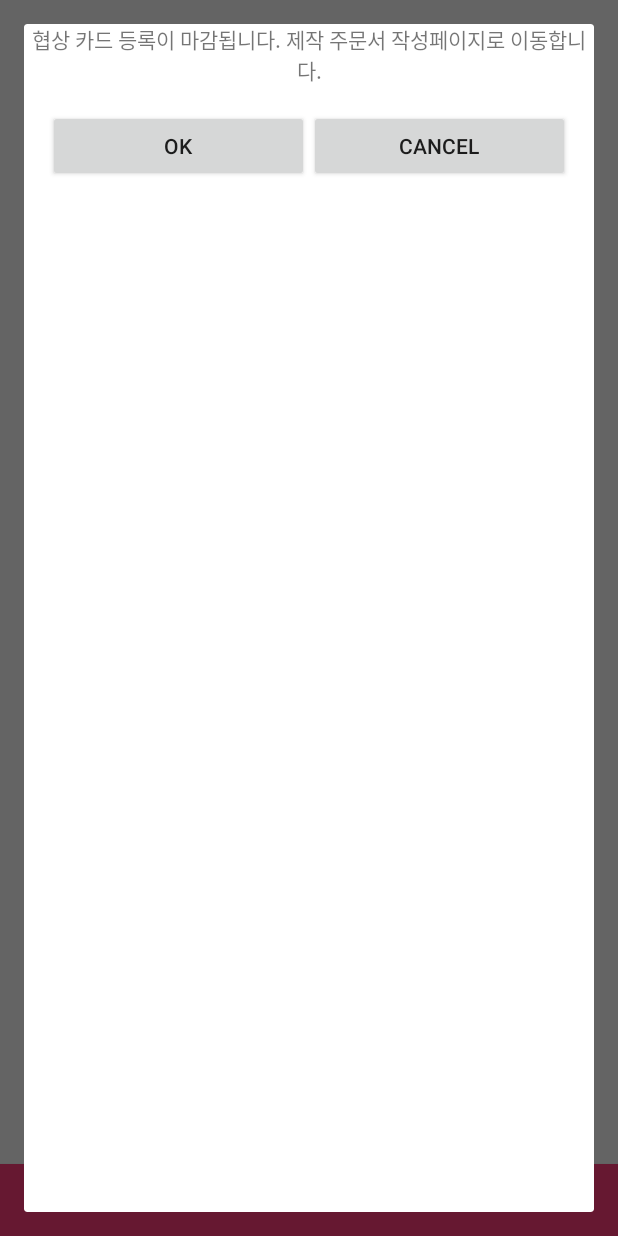
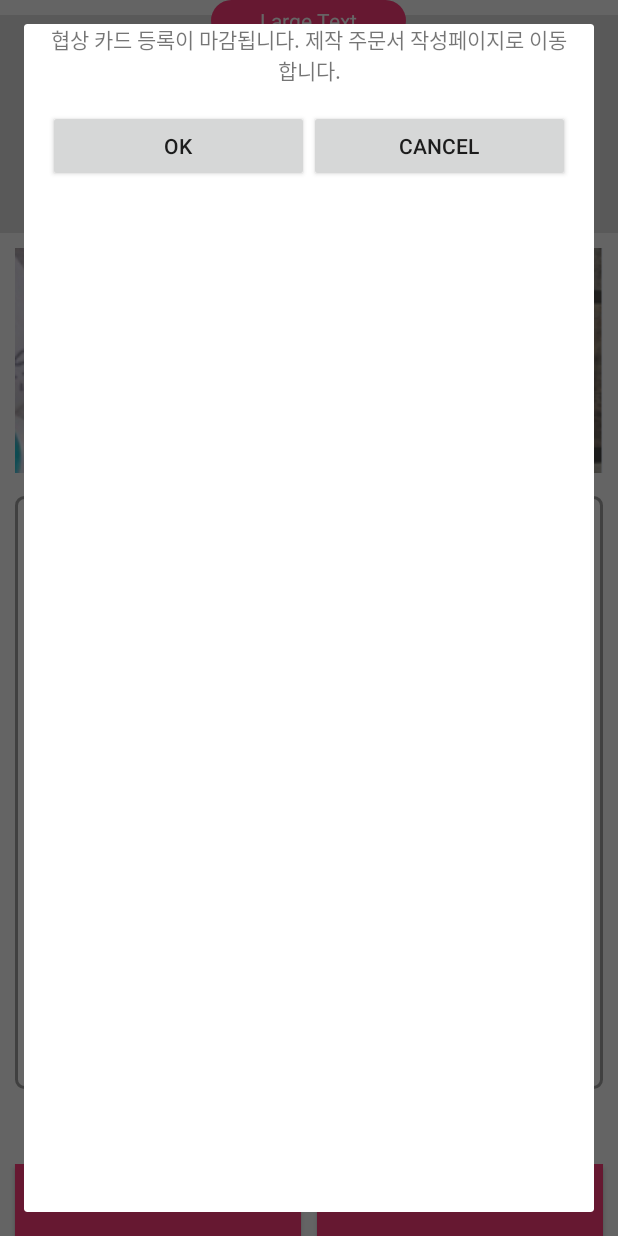
Before and after one commit to wjscksdnd11/ATTO, an Android app: the fragment MakerOrderDialogFragment placed in its activity, on a phone screen of 412 x 824 dp. Run offline under Robolectric (Android 15) with nearby library versions, the light colour scheme and no system bars; our stand-ins replace ButterKnife; network calls fail; Roboto replaces fonts that are not available here; 4 statements that could not run were skipped.

Commit message:
DetailNegoActivity/reportDialog/MakerOrderDialog 수정

```diff
--- a/app/src/main/java/com/atto/developers/atto/DetailNegoActivity.java
+++ b/app/src/main/java/com/atto/developers/atto/DetailNegoActivity.java
@@ -1,11 +1,16 @@
 package com.atto.developers.atto;
 
+import android.graphics.Color;
 import android.os.Bundle;
 import android.support.v7.app.AppCompatActivity;
+import android.support.v7.widget.Toolbar;
 import android.view.View;
-import android.widget.Button;
 
 import com.atto.developers.atto.fragment.MakerOrderDialogFragment;
+import com.atto.developers.atto.fragment.ReportDialogFragment;
+
+import butterknife.ButterKnife;
+import butterknife.OnClick;
 
 public class DetailNegoActivity extends AppCompatActivity {
 
@@ -13,18 +18,43 @@ public class DetailNegoActivity extends AppCompatActivity {
     protected void onCreate(Bundle savedInstanceState) {
         super.onCreate(savedInstanceState);
         setContentView(R.layout.activity_detail_nego);
+        ButterKnife.bind(this);
+        initToolBar();
 
-        Button btn = (Button)findViewById(R.id.btn_trade_approve_request);
-        btn.setOnClickListener(new View.OnClickListener() {
+    }
+
+        @OnClick(R.id.img_btn_Report)
+        public void onReport(){
+            ReportDialogFragment dialogFragment = new ReportDialogFragment();
+            dialogFragment.show(getSupportFragmentManager(), "report");
+
+        }
+
+        @OnClick(R.id.btn_check_complete)
+        public void onCustomDialog() {
+            MakerOrderDialogFragment dialogFragment = new MakerOrderDialogFragment();
+            dialogFragment.show(getSupportFragmentManager(), "custom");
+        }
+        @OnClick(R.id.btn_cancel)
+        public void onCancel(){
+
+
+        }
+
+
+
+
+    private void initToolBar() {
+        Toolbar toolbar = (Toolbar) findViewById(R.id.main_toolbar);
+        toolbar.setTitle(R.string.activity_mypage_setting);
+        toolbar.setTitleTextColor(Color.WHITE);
+        setSupportActionBar(toolbar);
+        toolbar.setNavigationIcon(R.drawable.ic_navigate_before_white);
+        toolbar.setNavigationOnClickListener(new View.OnClickListener() {
             @Override
             public void onClick(View view) {
-                onCustomDialog();
+                finish();
             }
         });
     }
-
-    public void onCustomDialog() {
-        MakerOrderDialogFragment dialog = new MakerOrderDialogFragment();
-        dialog.show(getSupportFragmentManager(), "custom");
-    }
 }
--- a/app/src/main/java/com/atto/developers/atto/fragment/MakerOrderDialogFragment.java
+++ b/app/src/main/java/com/atto/developers/atto/fragment/MakerOrderDialogFragment.java
@@ -8,10 +8,12 @@ import android.support.v4.app.Fragment;
 import android.view.LayoutInflater;
 import android.view.View;
 import android.view.ViewGroup;
-import android.widget.Button;
 
 import com.atto.developers.atto.MakeOrderActivity;
 import com.atto.developers.atto.R;
+
+import butterknife.ButterKnife;
+import butterknife.OnClick;
 
 /**
  * A simple {@link Fragment} subclass.
@@ -27,29 +29,24 @@ public class MakerOrderDialogFragment extends DialogFragment {
     @Override
     public View onCreateView(LayoutInflater inflater, ViewGroup container,
                              Bundle savedInstanceState) {
+
         // Inflate the layout for this fragment
         View view =  inflater.inflate(R.layout.fragment_maker_order_dialog, container, false);
-
-        Button btn = (Button)view.findViewById(R.id.btn_positive);
-        btn.setOnClickListener(new View.OnClickListener() {
-            @Override
-            public void onClick(View view) {
-                Intent intent = new Intent(getContext(), MakeOrderActivity.class);
-                startActivity(intent);
-                dismiss();
-            }
-        });
-
-        btn = (Button)view.findViewById(R.id.btn_negative);
-        btn.setOnClickListener(new View.OnClickListener() {
-            @Override
-            public void onClick(View view) {
-                dismiss();
-            }
-        });
-
+        ButterKnife.bind(this,view);
         return view;
 
     }
+        @OnClick(R.id.btn_positive)
+        public void onPositive(){
+            Intent intent = new Intent(getContext(), MakeOrderActivity.class);
+            startActivity(intent);
+            dismiss();
+        }
+
+
+        @OnClick(R.id.btn_negative)
+            public void onNegative(){
+                dismiss();
+            }
 
 }
--- a/app/src/main/res/layout/activity_detail_nego.xml
+++ b/app/src/main/res/layout/activity_detail_nego.xml
@@ -1,22 +1,88 @@
-<?xml version="1.0" encoding="utf-8"?>
 <RelativeLayout xmlns:android="http://schemas.android.com/apk/res/android"
     xmlns:tools="http://schemas.android.com/tools"
     android:layout_width="match_parent"
     android:layout_height="match_parent"
-    tools:context="com.atto.developers.atto.DetailNegoActivity">
+    tools:context=".fragment.DetailTradeNegoDialogFragment">
 
+    <!-- TODO: Update blank fragment layout -->
 
-    <Button
-
-        android:id="@+id/btn_trade_approve_request"
+    <include
         android:layout_width="wrap_content"
         android:layout_height="wrap_content"
+        layout="@layout/view_img_detail_trade"
+        android:layout_gravity="center_horizontal|top"
+        android:id="@+id/include2" />
+
+    <LinearLayout
+        android:orientation="horizontal"
+        android:layout_width="match_parent"
+        android:layout_height="wrap_content"
+        android:id="@+id/linearLayout4"
         android:layout_alignParentBottom="true"
-        android:layout_alignParentEnd="true"
+        android:layout_centerHorizontal="true">
+
+        <Button
+            android:layout_width="wrap_content"
+            android:layout_height="wrap_content"
+            android:text="수락"
+            android:textColor="@color/white"
+            android:background="@color/color_btn"
+            android:id="@+id/btn_check_complete"
+            android:layout_weight="1"
+            android:layout_marginLeft="10dp"
+            android:layout_marginRight="5dp" />
+
+        <Button
+            android:layout_width="wrap_content"
+            android:layout_height="wrap_content"
+            android:text="거절"
+            android:textColor="@color/white"
+            android:background="@color/color_btn"
+            android:id="@+id/btn_cancel"
+            android:layout_weight="1"
+            android:layout_marginRight="10dp"
+            android:layout_marginLeft="5dp" />
+    </LinearLayout>
+
+    <ImageView
+        android:layout_width="match_parent"
+        android:layout_height="150dp"
+        android:id="@+id/img_add_port_photo"
+        android:layout_below="@+id/include2"
         android:layout_alignParentLeft="true"
-        android:layout_alignParentRight="true"
         android:layout_alignParentStart="true"
-        android:background="@color/color_btn"
-        android:text="@string/btn_accept_request"
-        android:textColor="@color/white" />
+        android:background="@drawable/trade_sample01"
+        android:layout_marginTop="10dp"
+        android:layout_marginLeft="10dp"
+        android:layout_marginRight="10dp" />
+
+    <TextView
+        android:layout_width="match_parent"
+        android:layout_height="wrap_content"
+        android:text="제가 만들어드림요제가 만들어드림요제가 만들어드림요ㅇㄹㅇㅇㅇ"
+        android:id="@+id/text_trade_maker_contents"
+        android:background="@drawable/edit_shape"
+        android:paddingLeft="15dp"
+        android:paddingRight="15dp"
+        android:paddingTop="10dp"
+        android:paddingBottom="5dp"
+        android:inputType="none"
+        android:layout_below="@+id/img_add_port_photo"
+        android:layout_alignParentLeft="true"
+        android:layout_alignParentStart="true"
+        android:layout_marginLeft="10dp"
+        android:layout_marginRight="10dp"
+        android:layout_above="@+id/linearLayout4"
+        android:layout_marginBottom="50dp"
+        android:layout_marginTop="15dp" />
+
+    <ImageButton
+        android:layout_width="30dp"
+        android:layout_height="30dp"
+        android:id="@+id/img_btn_Report"
+        android:layout_alignBottom="@+id/text_trade_maker_contents"
+        android:layout_alignRight="@+id/text_trade_maker_contents"
+        android:layout_alignEnd="@+id/text_trade_maker_contents"
+        android:layout_marginRight="5dp"
+        android:layout_marginBottom="5dp" />
 </RelativeLayout>
--- a/app/src/main/res/layout/fragment_maker_order_dialog.xml
+++ b/app/src/main/res/layout/fragment_maker_order_dialog.xml
@@ -10,8 +10,10 @@
         android:layout_height="wrap_content"
         android:text="@string/text_maker_order_dialog"
         android:layout_gravity="left|top"
-        android:gravity="center"
-        android:id="@+id/text_order_content" />
+        android:id="@+id/text_order_content"
+        android:layout_marginLeft="15dp"
+        android:layout_marginRight="15dp"
+        android:gravity="center" />
 
     <LinearLayout
         android:layout_margin="@dimen/activity_horizontal_margin"
--- a/app/src/main/res/layout/fragment_report_dialog.xml
+++ b/app/src/main/res/layout/fragment_report_dialog.xml
@@ -24,7 +24,7 @@
         android:layout_marginLeft="15dp"
         android:layout_marginRight="15dp"
         android:gravity="top|left"
-        android:text="text" />
+        android:text="이놈자슥은 사기꾼입니다" />
 
     <LinearLayout
             android:orientation="horizontal"
@@ -34,7 +34,7 @@
             android:gravity="center">
 
             <Button
-                android:text="아니요"
+                android:text="예"
                 android:textColor="@color/white"
                 android:id="@+id/btn_check_complete"
                 android:layout_width="wrap_content"
@@ -45,7 +45,7 @@
             <Button
                 android:layout_width="wrap_content"
                 android:layout_height="wrap_content"
-                android:text="예"
+                android:text="아니요"
                 android:textColor="@color/white"
                 android:id="@+id/btn_cancel"
                 android:background="@color/color_btn"
```
Also changed, not shown: app/src/main/java/com/atto/developers/atto/DetailTradeActivity.java (+3 -18 lines), app/src/main/java/com/atto/developers/atto/fragment/ReportDialogFragment.java (+23 -2 lines).
